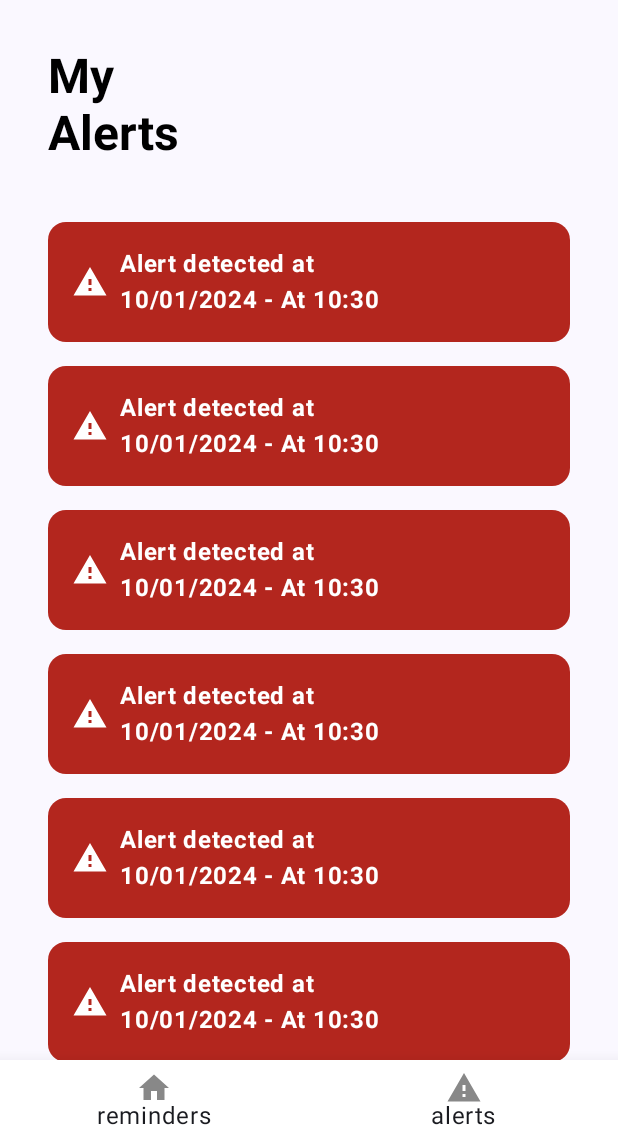
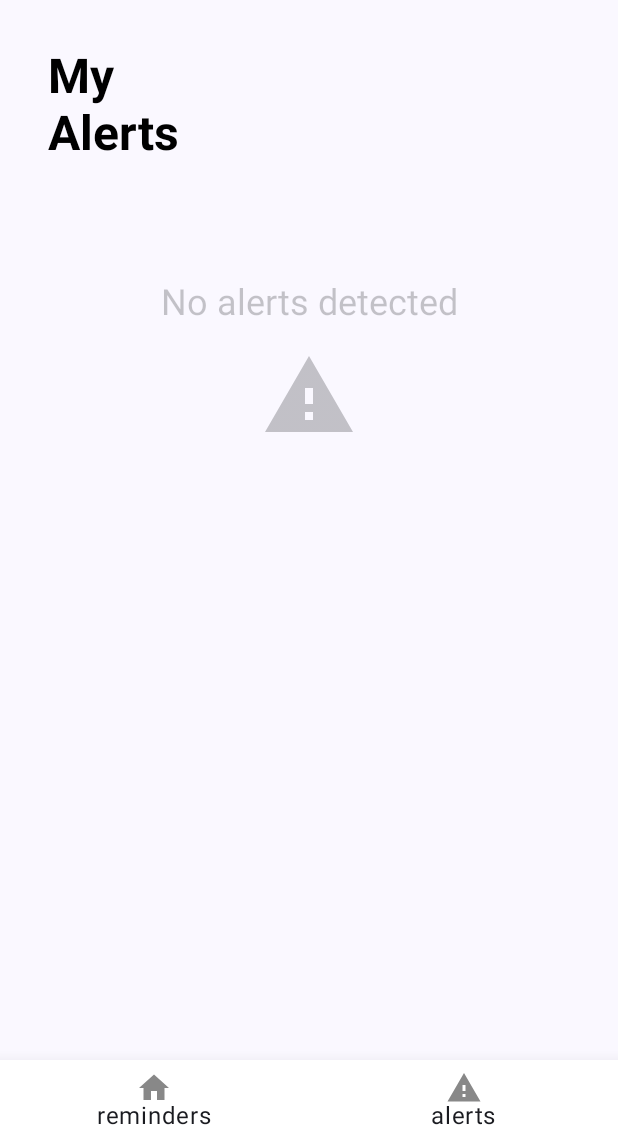
Before and after one commit to Schrodingdong/Eldycare, an Android app built with Jetpack Compose: the ElderHomePage screen opened through its navigation route, item 2 of the bottom bar chosen, on a phone screen of 412 x 824 dp, the part 92-1236 px from its top. Run offline under Robolectric (Android 15) with nearby library versions, the phone set to English and light mode, and no system bars; our stand-ins replace Room's generated code; network calls fail; 1 statement that could not run was skipped.

Commit message:
[FRONT] Add persistence when sending alerts to local DB

```diff
--- a/frontend/smartphone/app/src/main/java/com/ensias/eldycare/mobile/smartphone/MainActivity.kt
+++ b/frontend/smartphone/app/src/main/java/com/ensias/eldycare/mobile/smartphone/MainActivity.kt
@@ -24,13 +24,17 @@ import com.ensias.eldycare.mobile.smartphone.composables.auth.login.LoginPage
 import com.ensias.eldycare.mobile.smartphone.composables.auth.signup.SignupPage
 import com.ensias.eldycare.mobile.smartphone.composables.main.elderly.ElderHomePage
 import com.ensias.eldycare.mobile.smartphone.composables.main.relative.RelativeHomePage
+import com.ensias.eldycare.mobile.smartphone.data.database.AlertDatabase
 import com.ensias.eldycare.mobile.smartphone.theme.ComposeTestTheme
 
 class MainActivity : ComponentActivity() {
     @RequiresApi(Build.VERSION_CODES.TIRAMISU)
     override fun onCreate(savedInstanceState: Bundle?) {
         super.onCreate(savedInstanceState)
+        // init variables
         val context: Context = this
+        // init database
+        AlertDatabase.init(context)
         setContent {
             ComposeTestTheme {
                 val navController = rememberNavController()
--- a/frontend/smartphone/app/src/main/java/com/ensias/eldycare/mobile/smartphone/composables/main/elderly/Alerts.kt
+++ b/frontend/smartphone/app/src/main/java/com/ensias/eldycare/mobile/smartphone/composables/main/elderly/Alerts.kt
@@ -3,8 +3,11 @@ package com.ensias.eldycare.mobile.smartphone.composables.main.elderly
 import androidx.compose.foundation.layout.Column
 import androidx.compose.foundation.layout.PaddingValues
 import androidx.compose.foundation.layout.Row
+import androidx.compose.foundation.layout.Spacer
+import androidx.compose.foundation.layout.fillMaxSize
 import androidx.compose.foundation.layout.fillMaxWidth
 import androidx.compose.foundation.layout.padding
+import androidx.compose.foundation.layout.size
 import androidx.compose.foundation.rememberScrollState
 import androidx.compose.foundation.verticalScroll
 import androidx.compose.material.Icon
@@ -18,37 +21,22 @@ import androidx.compose.runtime.Composable
 import androidx.compose.ui.Alignment
 import androidx.compose.ui.Modifier
 import androidx.compose.ui.text.font.FontWeight
+import androidx.compose.ui.text.style.TextAlign
 import androidx.compose.ui.unit.dp
-import com.ensias.eldycare.mobile.smartphone.data.Alert
+import com.ensias.eldycare.mobile.smartphone.data.database.Alert
 import java.text.SimpleDateFormat
-import java.time.Instant
-import java.util.Date
 import java.util.Locale
 
 
 @Composable
-fun AlertSectionComposable(innerPadding: PaddingValues, alertsList: List<Alert>? = null){
-    val alertsMockList= listOf(
-        Alert(Date.from(Instant.now()), "Alert 1"),
-        Alert(Date.from(Instant.now()), "Alert 2"),
-        Alert(Date.from(Instant.now()), "Lorem ipsum dolor sit amet, consectetur adipiscing elit. Donec euismod, nisl eget ultricies ultrices, nunc nisl aliquam nunc, quis aliquam nisl nunc eu nisl. Donec euismod, nisl eget "),
-        Alert(Date.from(Instant.now()), "Alert 4"),
-        Alert(Date.from(Instant.now()), "Alert 5"),
-        Alert(Date.from(Instant.now()), "Alert 6"),
-        Alert(Date.from(Instant.now()), "Alert 7"),
-        Alert(Date.from(Instant.now()), "Alert 8"),
-        Alert(Date.from(Instant.now()), "Alert 9"),
-        Alert(Date.from(Instant.now()), "Alert 10"),
-    )
+fun AlertSectionComposable(innerPadding: PaddingValues, alertsList: List<Alert> = emptyList()){
     Column(
         modifier = Modifier
             .padding(innerPadding)
             .fillMaxWidth()
     ){
         SectionTitle(text = "My\nAlerts")
-        AlertsList(
-            if(alertsList.isNullOrEmpty()) alertsMockList else alertsList
-        )
+        AlertsList(alerts = alertsList)
     }
 
 }
@@ -61,8 +49,33 @@ fun AlertsList(alerts: List<Alert> = emptyList()) {
             .fillMaxWidth()
             .padding(start = 32.dp, end = 32.dp, bottom = 8.dp)
     ){
-        alerts.forEach { alert ->
-            AlertItem(alert)
+        if(alerts.isEmpty()){
+            // text in the middle of the screen
+            Column(
+                modifier = Modifier.padding(top = 16.dp),
+                horizontalAlignment = Alignment.CenterHorizontally
+            ){
+                androidx.compose.material.Text(
+                    text = "No alerts detected",
+                    modifier = Modifier
+                        .fillMaxSize()
+                        .padding(top = 32.dp),
+                    fontSize = MaterialTheme.typography.headlineSmall.fontSize,
+                    color = MaterialTheme.colorScheme.onSurface.copy(alpha = 0.25f),
+                    textAlign = TextAlign.Center
+                )
+                Spacer(modifier = Modifier.size(16.dp))
+                Icon(
+                    Icons.Filled.Warning,
+                    contentDescription = "No reminders Set",
+                    modifier = Modifier.size(64.dp),
+                    tint = MaterialTheme.colorScheme.onSurface.copy(alpha = 0.25f)
+                )
+            }
+        } else {
+            alerts.forEach { alert ->
+                AlertItem(alert)
+            }
         }
     }
 }
@@ -71,8 +84,8 @@ fun AlertsList(alerts: List<Alert> = emptyList()) {
 
 @Composable
 fun AlertItem(alert: Alert) {
-    val dateText = SimpleDateFormat("dd/MM/yyyy", Locale.FRENCH).format(alert.time)
-    val timeText = "At " + SimpleDateFormat("HH:mm", Locale.FRENCH).format(alert.time)
+    val dateText = SimpleDateFormat("dd/MM/yyyy", Locale.FRENCH).format(alert.alertTime)
+    val timeText = "At " + SimpleDateFormat("HH:mm", Locale.FRENCH).format(alert.alertTime)
     Card(
         modifier = Modifier
             .fillMaxWidth()
--- a/frontend/smartphone/app/src/main/java/com/ensias/eldycare/mobile/smartphone/composables/main/elderly/ElderHomePage.kt
+++ b/frontend/smartphone/app/src/main/java/com/ensias/eldycare/mobile/smartphone/composables/main/elderly/ElderHomePage.kt
@@ -3,9 +3,6 @@ package com.ensias.eldycare.mobile.smartphone.composables.main.elderly
 import android.content.Context
 import android.content.Intent
 import android.provider.Settings
-import androidx.compose.foundation.layout.Column
-import androidx.compose.foundation.layout.fillMaxWidth
-import androidx.compose.foundation.layout.padding
 import androidx.compose.material.BottomNavigation
 import androidx.compose.material.BottomNavigationItem
 import androidx.compose.material.Icon
@@ -33,9 +30,9 @@ import com.ensias.eldycare.mobile.smartphone.MainActivity
 import com.ensias.eldycare.mobile.smartphone.composables.Screen
 import com.ensias.eldycare.mobile.smartphone.composables.main.TopAppBarEldycare
 import com.ensias.eldycare.mobile.smartphone.data.Reminder
+import com.ensias.eldycare.mobile.smartphone.data.database.Alert
 import com.ensias.eldycare.mobile.smartphone.data.model.ReminderCalendarEventModel
 import com.ensias.eldycare.mobile.smartphone.service.AlertService
-import com.ensias.eldycare.mobile.smartphone.service.NotificationService
 import com.ensias.eldycare.mobile.smartphone.service.ReminderService
 import com.ensias.eldycare.mobile.smartphone.service.content_provider.CalendarProvider
 import java.time.Instant
@@ -55,6 +52,7 @@ fun ElderHomePage(navController: NavController, context: Context){
     )
     var section by remember { mutableStateOf(Section.REMINDERS) }
     var reminderList by remember { mutableStateOf(listOf<Reminder>()) }
+    var alertList by remember { mutableStateOf(listOf<Alert>()) }
 
     // Start the reminders service
     LaunchedEffect(key1 = null, block = {
@@ -65,8 +63,8 @@ fun ElderHomePage(navController: NavController, context: Context){
 
     LaunchedEffect(Unit){
         // TODO ACTIVATE THE MOCKS
-//        AlertService().mockSendAlert()
-        // Read from calendar
+        AlertService().mockSendAlert()
+        // Read reminders from calendar
         ActivityCompat.requestPermissions(
             context as MainActivity,
             arrayOf(
@@ -85,6 +83,8 @@ fun ElderHomePage(navController: NavController, context: Context){
             )
             reminderList = reminderList + reminderEl
         }
+
+        // TODO : read alerts from DB
     }
 
     Scaffold(
@@ -126,14 +126,14 @@ fun ElderHomePage(navController: NavController, context: Context){
         if(section == Section.REMINDERS){
             RemindersSectionComposable(innerPadding = innerPadding, remindersList = reminderList)
         } else if(section == Section.ALERTS){
-            AlertSectionComposable(innerPadding = innerPadding)
+            AlertSectionComposable(innerPadding = innerPadding, alertsList = alertList)
         }
     }
 }
 
 @Preview
 @Composable
-fun ElderHomePagePreview(){
+fun ElderHomePagePreviewReminders(){
     Scaffold(
         topBar = {
             TopAppBarEldycare()
@@ -142,3 +142,14 @@ fun ElderHomePagePreview(){
         RemindersSectionComposable(innerPadding = innerPadding)
     }
 }
+@Preview
+@Composable
+fun ElderHomePagePreviewAlerts(){
+    Scaffold(
+        topBar = {
+            TopAppBarEldycare()
+        },
+    ){ innerPadding ->
+        AlertSectionComposable(innerPadding = innerPadding)
+    }
+}
--- a/frontend/smartphone/app/src/main/java/com/ensias/eldycare/mobile/smartphone/composables/main/elderly/Reminders.kt
+++ b/frontend/smartphone/app/src/main/java/com/ensias/eldycare/mobile/smartphone/composables/main/elderly/Reminders.kt
@@ -32,29 +32,14 @@ import java.util.Date
 import java.util.Locale
 
 @Composable
-fun RemindersSectionComposable(innerPadding: PaddingValues, remindersList: List<Reminder>? = null){
-    val remindersMockList= listOf(
-        Reminder(Date.from(Instant.now()), "Reminder 1"),
-        Reminder(Date.from(Instant.now()), "Reminder 2"),
-        Reminder(Date.from(Instant.now()), "Lorem ipsum dolor sit amet, consectetur adipiscing elit. Donec euismod, nisl eget ultricies ultrices, nunc nisl aliquam nunc, quis aliquam nisl nunc eu nisl. Donec euismod, nisl eget "),
-        Reminder(Date.from(Instant.now()), "Reminder 4"),
-        Reminder(Date.from(Instant.now()), "Reminder 5"),
-        Reminder(Date.from(Instant.now()), "Reminder 6"),
-        Reminder(Date.from(Instant.now()), "Reminder 7"),
-        Reminder(Date.from(Instant.now()), "Reminder 8"),
-        Reminder(Date.from(Instant.now()), "Reminder 9"),
-        Reminder(Date.from(Instant.now()), "Reminder 10"),
-        Reminder(Date.from(Instant.now()), "Reminder 11"),
-    )
+fun RemindersSectionComposable(innerPadding: PaddingValues, remindersList: List<Reminder> = emptyList()){
     Column(
         modifier = Modifier
             .padding(innerPadding)
             .fillMaxSize()
     ){
         SectionTitle(text = "My\nReminders")
-        RemindersList(
-            reminders = if (remindersList.isNullOrEmpty()) emptyList() else remindersList
-        )
+        RemindersList(remindersList)
     }
 
 }
--- a/frontend/smartphone/app/src/main/java/com/ensias/eldycare/mobile/smartphone/composables/main/relative/bottom_sheet/ReminderBottomSheet.kt
+++ b/frontend/smartphone/app/src/main/java/com/ensias/eldycare/mobile/smartphone/composables/main/relative/bottom_sheet/ReminderBottomSheet.kt
@@ -1,9 +1,7 @@
 package com.ensias.eldycare.mobile.smartphone.composables.main.relative.bottom_sheet
 
 import android.os.Build
-import android.os.Looper
 import android.util.Log
-import android.widget.Toast
 import androidx.annotation.RequiresApi
 import androidx.compose.foundation.layout.Arrangement
 import androidx.compose.foundation.layout.Column
@@ -44,7 +42,6 @@ import kotlinx.coroutines.GlobalScope
 import kotlinx.coroutines.delay
 import kotlinx.coroutines.launch
 import kotlinx.coroutines.runBlocking
-import okhttp3.Response
 import java.text.SimpleDateFormat
 import java.time.LocalDate
 import java.time.LocalTime
@@ -255,7 +252,7 @@ fun BottomSheetConnectionInfo(connection: Connection){
         Spacer(modifier = Modifier.height(16.dp))
         if(connection.lastAlert != null){
             Text(
-                text = "Last Alert: ${SimpleDateFormat("dd/MM/yyyy", Locale.FRENCH).format(connection.lastAlert?.time!!)}",
+                text = "Last Alert: ${SimpleDateFormat("dd/MM/yyyy", Locale.FRENCH).format(connection.lastAlert?.alertTime!!)}",
                 fontWeight = FontWeight.Light,
                 fontSize = MaterialTheme.typography.bodySmall.fontSize
             )
--- a/frontend/smartphone/app/src/main/java/com/ensias/eldycare/mobile/smartphone/data/Alert.kt
+++ b/frontend/smartphone/app/src/main/java/com/ensias/eldycare/mobile/smartphone/data/Alert.kt
@@ -2,7 +2,8 @@ package com.ensias.eldycare.mobile.smartphone.data
 
 import java.util.Date
 
+@Deprecated("Use Alert from data.database")
 data class Alert(
-    var time: Date,
-    var message: String?
+    var alertTime: Date,
+    var alertMessage: String?
 )
--- a/frontend/smartphone/app/src/main/java/com/ensias/eldycare/mobile/smartphone/data/AppMetadata.kt
+++ /dev/null
@@ -1,6 +0,0 @@
-package com.ensias.eldycare.mobile.smartphone.data
-
-data class AppMetadata(
-    val name: String,
-    val email: String
-)
--- a/frontend/smartphone/app/src/main/java/com/ensias/eldycare/mobile/smartphone/data/Connection.kt
+++ b/frontend/smartphone/app/src/main/java/com/ensias/eldycare/mobile/smartphone/data/Connection.kt
@@ -1,4 +1,6 @@
 package com.ensias.eldycare.mobile.smartphone.data
+
+import com.ensias.eldycare.mobile.smartphone.data.database.Alert
 
 data class Connection(
     var name: String,
--- /dev/null
+++ b/frontend/smartphone/app/src/main/java/com/ensias/eldycare/mobile/smartphone/data/dao/AlertDao.kt
@@ -0,0 +1,19 @@
+package com.ensias.eldycare.mobile.smartphone.data.dao
+
+import androidx.room.Dao
+import androidx.room.Delete
+import androidx.room.Query
+import androidx.room.Upsert
+import com.ensias.eldycare.mobile.smartphone.data.database.Alert
+
+@Dao
+interface AlertDao {
+    @Upsert
+    suspend fun upsertAlert(alert: Alert)
+    @Delete
+    suspend fun deleteAlert(alert: Alert)
+
+    // get alerts ordered by time and by a specific elderEmail at the same time with a given limit
+    @Query("SELECT * FROM alert_table WHERE elderEmail = :elderEmail ORDER BY alertTime DESC LIMIT :limit")
+    fun getAlertsByElderEmail(elderEmail: String, limit: Int = 10) : List<Alert>
+}
--- /dev/null
+++ b/frontend/smartphone/app/src/main/java/com/ensias/eldycare/mobile/smartphone/data/database/Alert.kt
@@ -0,0 +1,15 @@
+package com.ensias.eldycare.mobile.smartphone.data.database
+
+import androidx.room.Entity
+import androidx.room.PrimaryKey
+
+@Entity(tableName = "alert_table")
+data class Alert(
+    @PrimaryKey(autoGenerate = true)
+    val id: Int = 0,
+    val elderEmail: String,
+    val alertMessage: String,
+    val alertType: String, // semi-colon separated list of alert types
+    val alertTime: String,
+    val location: String
+)
--- /dev/null
+++ b/frontend/smartphone/app/src/main/java/com/ensias/eldycare/mobile/smartphone/data/database/AlertDatabase.kt
@@ -0,0 +1,35 @@
+package com.ensias.eldycare.mobile.smartphone.data.database
+
+import android.content.Context
+import androidx.room.Database
+import androidx.room.Room
+import androidx.room.RoomDatabase
+import com.ensias.eldycare.mobile.smartphone.data.dao.AlertDao
+
+@Database(
+    entities = [Alert::class],
+    version = 1,
+)
+abstract class AlertDatabase : RoomDatabase() {
+    abstract val alertDao: AlertDao
+
+    companion object {
+        const val DATABASE_NAME = "alert_database"
+        var instance: AlertDatabase? = null
+        fun init(context: Context) {
+            if (instance == null) {
+                instance = Room.databaseBuilder(
+                    context,
+                    AlertDatabase::class.java,
+                    DATABASE_NAME
+                ).build()
+            }
+        }
+        fun getDbInstance(): AlertDatabase{
+            if (instance == null) {
+                throw Exception("AlertDatabase is not initialized")
+            }
+            return instance!!
+        }
+    }
+}
--- a/frontend/smartphone/app/src/main/java/com/ensias/eldycare/mobile/smartphone/service/AlertService.kt
+++ b/frontend/smartphone/app/src/main/java/com/ensias/eldycare/mobile/smartphone/service/AlertService.kt
@@ -3,22 +3,32 @@ package com.ensias.eldycare.mobile.smartphone.service
 import android.util.Log
 import com.ensias.eldycare.mobile.smartphone.api.ApiClient
 import com.ensias.eldycare.mobile.smartphone.data.AlertType
+import com.ensias.eldycare.mobile.smartphone.data.database.Alert
+import com.ensias.eldycare.mobile.smartphone.data.database.AlertDatabase
 import com.ensias.eldycare.mobile.smartphone.data.model.NotificationModel
 import kotlinx.coroutines.Dispatchers
 import kotlinx.coroutines.GlobalScope
 import kotlinx.coroutines.launch
 import java.time.Instant
 
-class AlertService {
+class AlertService() {
 
     /**
      * Send an alert to the server
      * @param alertType : the type of the alert
      */
     fun sendAlert(alertType: List<AlertType>) {
+        val alertTypeString = alertType.joinToString(separator = ";")
+        val alert = Alert(
+            elderEmail = ApiClient.email,
+            alertMessage = generateAlertMessage(alertType),
+            alertType = alertTypeString,
+            alertTime = Instant.now().toString(),
+            location = "here" // TODO : get the location
+        )
         GlobalScope.launch{
             // TODO : save the notification locally / cloud
-
+            AlertDatabase.getDbInstance().alertDao.upsertAlert(alert)
 
             // send it
             val notif = NotificationModel(
```
Also changed, not shown: frontend/smartphone/app/build.gradle.kts (+7 -0 lines).
